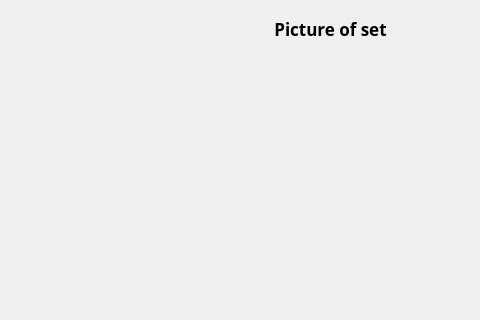
Above: history.ui from A-hmy/SkullKing_Endless-Loop_8 before the change; both pictures show x 0 to 480 and y 312 to 632 of the 898 by 632 pixel window. Below: the same form after it.
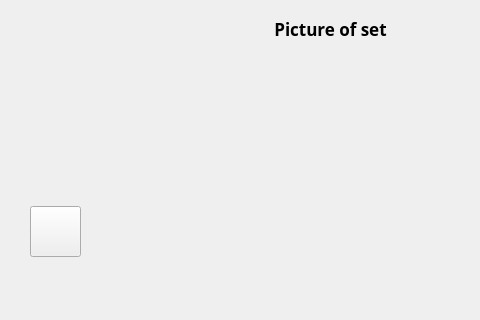
That is the form after the change. Icons and pictures are not drawn.

```diff
--- a/history.ui
+++ b/history.ui
@@ -179,6 +179,22 @@
      <string/>
     </property>
    </widget>
+   <widget class="QPushButton" name="pushButton">
+    <property name="geometry">
+     <rect>
+      <x>30</x>
+      <y>518</y>
+      <width>51</width>
+      <height>51</height>
+     </rect>
+    </property>
+    <property name="styleSheet">
+     <string notr="true">border-image: url(:/new/prefix1/Picture/Home.png);</string>
+    </property>
+    <property name="text">
+     <string/>
+    </property>
+   </widget>
    <zorder>label</zorder>
    <zorder>label_8</zorder>
    <zorder>label_5</zorder>
```
Left out of the diff: 1 changed line with no effect on the pictures.
